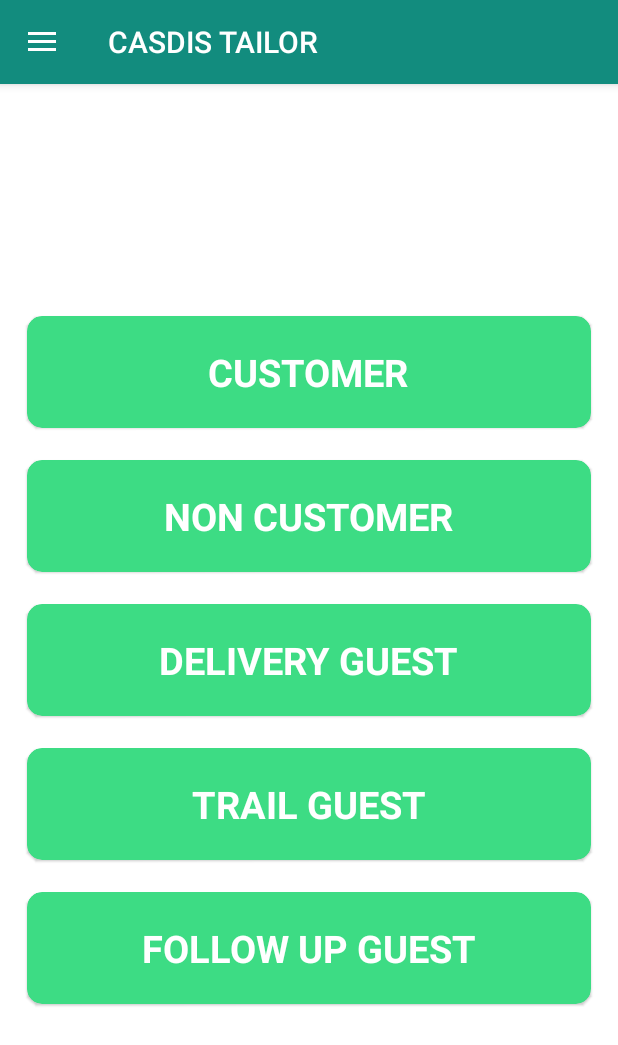
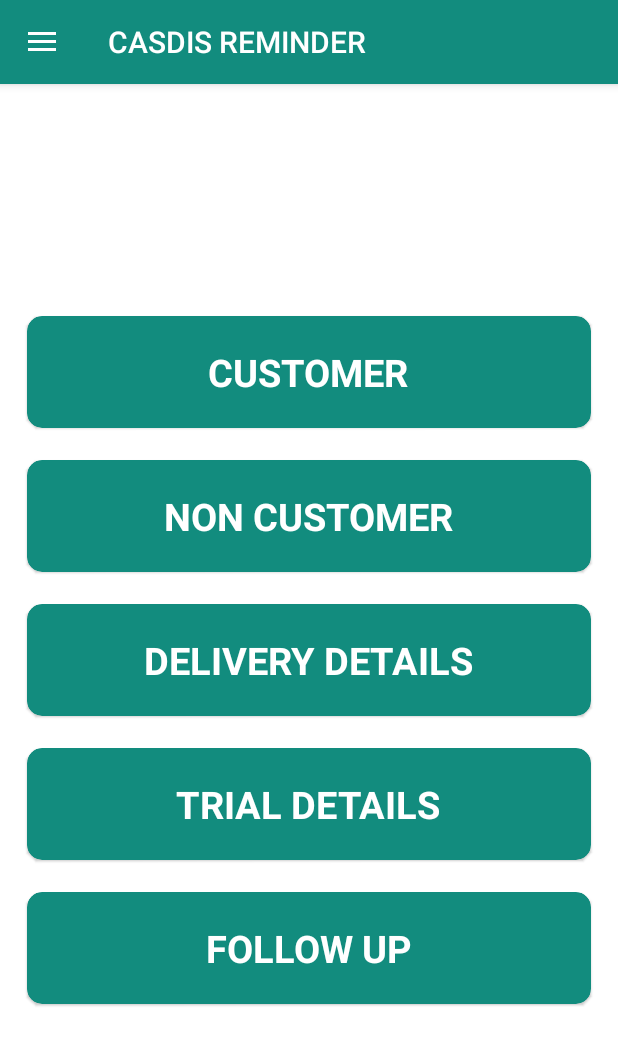
Before and after one commit to send2biplab/Reminder_TAILOR, an Android app: the MainNewActivity screen opened directly, with no data from a screen before it, on a phone screen of 412 x 824 dp. Shown: the top 1045 px of the screen. Run offline under Robolectric (Android 15) with nearby library versions, the phone set to English and light mode, and no system bars; our stand-ins replace navigation-ui.

Commit message:
Tailot 2st update

```diff
--- a/app/src/main/java/com/ubk/casdis_tailor/DatabaseHandler.java
+++ b/app/src/main/java/com/ubk/casdis_tailor/DatabaseHandler.java
@@ -52,7 +52,7 @@ public class DatabaseHandler extends SQLiteOpenHelper {
     private static final String KEY_DAY = "DAY";
 
     private static final String ORDER_DATE = "ORDER_DATE";
-    private static final String TRAIL_DATE = "TRAIL_DATE";
+    private static final String TRIAL_DATE = "TRIAL_DATE";
     private static final String DELIVERY_DATE = "DELIVERY_DATE";
     private static final String SALESMAN = "SALESMAN";
     private static final String REMARK = "REMARK";
@@ -114,7 +114,7 @@ public class DatabaseHandler extends SQLiteOpenHelper {
             //  +KEY_RECORD_PROMO_CODE + " TEXT,"
             +KEY_RECORD_NAME + " TEXT,"
             +ORDER_DATE + " TEXT,"
-            +TRAIL_DATE + " TEXT,"
+            +TRIAL_DATE + " TEXT,"
             +DELIVERY_DATE + " TEXT,"
             +FOLLOWUP + " TEXT,"
             +DATE + " TEXT,"
@@ -214,7 +214,7 @@ public class DatabaseHandler extends SQLiteOpenHelper {
         values.put(KEY_RECORD_MOBILE_NUMBER, RecordMobileNumber);
         values.put(KEY_RECORD_NAME, name);
         values.put(ORDER_DATE, orderdate);
-        values.put(TRAIL_DATE, traildate);
+        values.put(TRIAL_DATE, traildate);
         values.put(DELIVERY_DATE, deliverydate);
         values.put(SALESMAN, salesman);
         values.put(GUEST_TYPE, guesttype);
@@ -236,7 +236,7 @@ public class DatabaseHandler extends SQLiteOpenHelper {
         values.put(KEY_RECORD_MOBILE_NUMBER, RecordMobileNumber);
         values.put(KEY_RECORD_NAME, name);
         values.put(ORDER_DATE, orderdate);
-        values.put(TRAIL_DATE, traildate);
+        values.put(TRIAL_DATE, traildate);
         values.put(DELIVERY_DATE, deliverydate);
         values.put(SALESMAN, salesman);
         values.put(GUEST_TYPE, guesttype);
@@ -634,8 +634,8 @@ public class DatabaseHandler extends SQLiteOpenHelper {
                 String ORDER = cursor_MyDatabaseHelper.getString(
                         cursor_MyDatabaseHelper.getColumnIndex(ORDER_DATE));
 
-                String TRAIL = cursor_MyDatabaseHelper.getString(
-                        cursor_MyDatabaseHelper.getColumnIndex(TRAIL_DATE));
+                String TRIAL = cursor_MyDatabaseHelper.getString(
+                        cursor_MyDatabaseHelper.getColumnIndex(TRIAL_DATE));
 
                 String DELIVERY = cursor_MyDatabaseHelper.getString(
                         cursor_MyDatabaseHelper.getColumnIndex(DELIVERY_DATE));
@@ -663,7 +663,7 @@ public class DatabaseHandler extends SQLiteOpenHelper {
                 map.put("RecordMobileNumber", RecordMobileNumber);
                 map.put("RecordnName", RecordnName);
                 map.put("ORDER", ORDER);
-                map.put("TRAIL", TRAIL);
+                map.put("TRIAL", TRIAL);
                 map.put("DELIVERY", DELIVERY);
                 map.put("SALESMAN", SALESMAN1);
                 map.put("GUEST", GUEST);
--- a/app/src/main/java/com/ubk/casdis_tailor/MainNewActivity.java
+++ b/app/src/main/java/com/ubk/casdis_tailor/MainNewActivity.java
@@ -183,7 +183,7 @@ public class MainNewActivity extends AppCompatActivity {
         {
 
             Intent intent=new Intent(MainNewActivity.this,CallListActivity.class);
-            intent.putExtra("type","TRAIL_DATE");
+            intent.putExtra("type","TRIAL_DATE");
             startActivity(intent);
             finish();
 
--- a/app/src/main/java/com/ubk/casdis_tailor/NewHomeFragment.java
+++ b/app/src/main/java/com/ubk/casdis_tailor/NewHomeFragment.java
@@ -84,7 +84,7 @@ public class NewHomeFragment extends Fragment {
             public void onClick(View view) {
 
                 Intent intent=new Intent(getContext(),CallListActivity.class);
-                intent.putExtra("type","TRAIL_DATE");
+                intent.putExtra("type","TRIAL_DATE");
                 startActivity(intent);
                 getActivity().finish();
             }
--- a/app/src/main/java/com/ubk/casdis_tailor/ui/adddefoultmessage/AddMsgFragment.java
+++ b/app/src/main/java/com/ubk/casdis_tailor/ui/adddefoultmessage/AddMsgFragment.java
@@ -65,7 +65,7 @@ public class AddMsgFragment extends Fragment {
 
 
     String[] courses = { "Select Msg Type", "Delivery Msg",
-            "Trail Msg", "Follow up"};
+            "Trial Msg", "Follow up"};
 
     Spinner spinnertype;
 
@@ -128,7 +128,7 @@ public class AddMsgFragment extends Fragment {
                 }
                 else if (po==2)
                 {
-                    positionSelect="TRAIL_DATE";
+                    positionSelect="TRIAL_DATE";
                     String jsonnn = sharedpreferences.getString(positionSelect, "");
                     Log.e("====3232323===",""+jsonnn);
                     if (jsonnn.equals(""))
--- a/app/src/main/java/com/ubk/casdis_tailor/ui/edithome/EditHomeFragment.java
+++ b/app/src/main/java/com/ubk/casdis_tailor/ui/edithome/EditHomeFragment.java
@@ -137,7 +137,7 @@ public class EditHomeFragment extends Fragment {
             remark_date.setText(map.get("REMARKk"));
             salesman_date.setText(map.get("SALESMAN"));
             delivery_date.setText(map.get("DELIVERY"));
-            trailr_date.setText(map.get("TRAIL"));
+            trailr_date.setText(map.get("TRIAL"));
             order_date.setText(map.get("ORDER"));
             date.setText(map.get("DATEe"));
             followup_date.setText(map.get("FOLLOW_UP"));
--- a/app/src/main/res/layout/activity_homenew.xml
+++ b/app/src/main/res/layout/activity_homenew.xml
@@ -22,7 +22,7 @@
             app:cardCornerRadius="10dp"
             android:layout_marginRight="10dp"
             android:layout_marginLeft="10dp"
-            app:cardBackgroundColor="@color/ic_launcher_background"
+            app:cardBackgroundColor="@color/colorPrimary"
             app:cardMaxElevation="5dp"
             app:cardPreventCornerOverlap="true"
             app:cardUseCompatPadding="true"
@@ -76,7 +76,7 @@
             app:cardCornerRadius="10dp"
             android:layout_marginRight="10dp"
             android:layout_marginLeft="10dp"
-            app:cardBackgroundColor="@color/ic_launcher_background"
+            app:cardBackgroundColor="@color/colorPrimary"
             app:cardMaxElevation="5dp"
             app:cardPreventCornerOverlap="true"
             app:cardUseCompatPadding="true"
@@ -105,7 +105,7 @@
             app:cardCornerRadius="10dp"
             android:layout_marginRight="10dp"
             android:layout_marginLeft="10dp"
-            app:cardBackgroundColor="@color/ic_launcher_background"
+            app:cardBackgroundColor="@color/colorPrimary"
             app:cardMaxElevation="5dp"
             android:id="@+id/delivery"
             app:cardPreventCornerOverlap="true"
@@ -114,7 +114,7 @@
             <TextView
                 android:layout_width="wrap_content"
                 android:layout_height="wrap_content"
-                android:text="DELIVERY GUEST"
+                android:text="DELIVERY DETAILS"
                 android:textColor="@color/white"
                 android:layout_gravity="bottom|center_horizontal"
                 android:layout_marginTop="20dp"
@@ -131,7 +131,7 @@
             android:layout_marginRight="10dp"
             android:layout_marginLeft="10dp"
             android:id="@+id/trail"
-            app:cardBackgroundColor="@color/ic_launcher_background"
+            app:cardBackgroundColor="@color/colorPrimary"
             app:cardMaxElevation="5dp"
             app:cardPreventCornerOverlap="true"
             app:cardUseCompatPadding="true"
@@ -142,7 +142,7 @@
 
                 android:layout_width="wrap_content"
                 android:layout_height="wrap_content"
-                android:text="TRAIL GUEST"
+                android:text="TRIAL DETAILS"
                 android:textColor="@color/white"
                 android:layout_gravity="bottom|center_horizontal"
                 android:layout_marginTop="20dp"
@@ -161,7 +161,7 @@
             android:layout_marginRight="10dp"
             android:layout_marginLeft="10dp"
             android:id="@+id/followup"
-            app:cardBackgroundColor="@color/ic_launcher_background"
+            app:cardBackgroundColor="@color/colorPrimary"
             app:cardMaxElevation="5dp"
             app:cardPreventCornerOverlap="true"
             app:cardUseCompatPadding="true"
@@ -172,7 +172,7 @@
 
                 android:layout_width="wrap_content"
                 android:layout_height="wrap_content"
-                android:text="FOLLOW UP GUEST"
+                android:text="FOLLOW UP"
                 android:textColor="@color/white"
                 android:layout_gravity="bottom|center_horizontal"
                 android:layout_marginTop="20dp"
--- a/app/src/main/res/layout/nav_header_main_new2.xml
+++ b/app/src/main/res/layout/nav_header_main_new2.xml
@@ -27,7 +27,7 @@
         android:layout_width="match_parent"
         android:layout_height="wrap_content"
         android:paddingTop="@dimen/nav_header_vertical_spacing"
-        android:text="CASDIS TAILOR"
+        android:text="CASDIS REMINDER"
         android:textAppearance="@style/TextAppearance.AppCompat.Body1" />
 
     <TextView
--- a/app/src/main/res/navigation/mobile_navigation.xml
+++ b/app/src/main/res/navigation/mobile_navigation.xml
@@ -9,13 +9,13 @@
     <fragment
         android:id="@+id/nav_newhome"
         android:name="com.ubk.casdis_tailor.NewHomeFragment"
-        android:label="CASDIS TAILOR"
+        android:label="CASDIS REMINDER"
         tools:layout="@layout/fragment_home" />
 
     <fragment
         android:id="@+id/nav_home"
-        android:name="com.ubk.casdis_tailor.ui.home.EditHomeFragment"
-        android:label="CASDIS TAILOR"
+        android:name="com.ubk.casdis_tailor.ui.edithome.EditHomeFragment"
+        android:label="CASDIS REMINDER"
         tools:layout="@layout/fragment_home" />
 
     <fragment
--- a/app/src/main/res/values/strings.xml
+++ b/app/src/main/res/values/strings.xml
@@ -1,5 +1,5 @@
 <resources>
-    <string name="app_name">CASDIS TAILOR </string>
+    <string name="app_name">CASDIS REMINDER </string>
     <string name="title_activity_main2">Main2Activity</string>
     <string name="navigation_drawer_open">Open navigation drawer</string>
     <string name="navigation_drawer_close">Close navigation drawer</string>
```
Also changed, not shown: app/src/main/java/com/ubk/casdis_tailor/SplashActivity.java (+7 -41 lines), app/src/main/res/layout/fragment_home.xml (+8 -8 lines).
